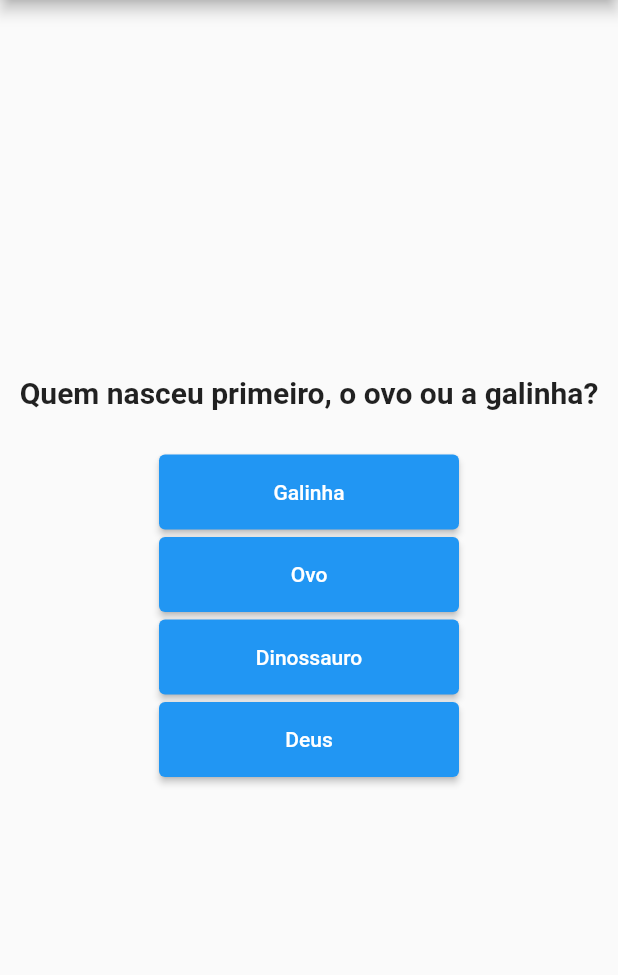
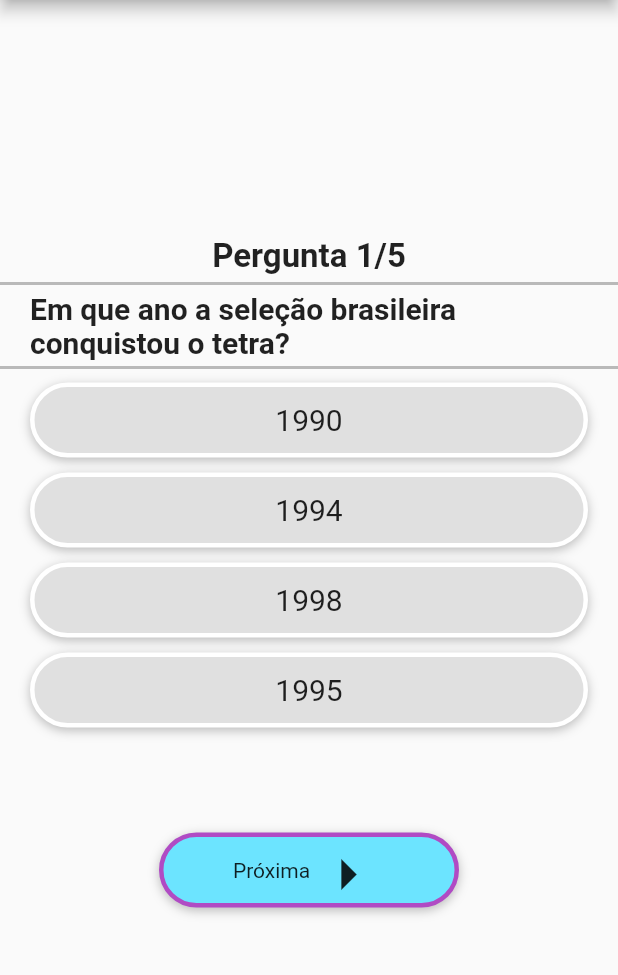
Before and after one commit to ifpr-pgua-info-tati-2022/quiz_app, a Flutter app: the screen it shows after launch, on a phone screen of 412 x 824 dp, the part 84-1059 px from its top. Run offline on Flutter 3.47's test engine with Material 2 defaults, Android fonts, the phone set to English and light mode, and no system bars.

Commit message:
código aula 2406

```diff
--- a/lib/main.dart
+++ b/lib/main.dart
@@ -1,4 +1,6 @@
 import 'package:flutter/material.dart';
+import 'questao.dart';
+import 'repositorio_questao.dart';
 
 void main() {
   runApp(MyApp());
@@ -11,7 +13,34 @@ class MyApp extends StatelessWidget {
   Widget build(BuildContext context) {
     return MaterialApp(
       title: "Quiz APP",
-      home: Scaffold(
+      home: Home(),
+    );
+  }
+}
+
+class Home extends StatefulWidget {
+  Home({Key? key}) : super(key: key);
+
+  @override
+  State<Home> createState() => _HomeState();
+}
+
+class _HomeState extends State<Home> {
+  final List<Questao> perguntas = QuestaoRepositorio().geraQuestoes(5);
+
+  int perguntaAtual = 0;
+
+  void proximaPergunta() {
+    setState(() {
+      if (perguntaAtual < perguntas.length - 1) {
+        perguntaAtual++;
+      }
+    });
+  }
+
+  @override
+  Widget build(BuildContext context) {
+    return Scaffold(
       appBar: AppBar(
         title: const Text("Quiz APP"),
       ),
@@ -20,59 +49,111 @@ class MyApp extends StatelessWidget {
           child: Column(
             mainAxisAlignment: MainAxisAlignment.center,
             children: [
-                const Text(
-                  "Quem nasceu primeiro, o ovo ou a galinha?",
-                  style: TextStyle(
+              Text(
+                "Pergunta ${perguntaAtual + 1}/${perguntas.length}",
+                style:
+                    const TextStyle(fontSize: 22, fontWeight: FontWeight.bold),
+              ),
+              const Divider(
+                height: 10,
+                thickness: 2.0,
+                color: Colors.black26,
+              ),
+              Padding(
+                padding: const EdgeInsets.symmetric(horizontal: 20),
+                child: Text(
+                  perguntas[perguntaAtual].enunciado,
+                  style: const TextStyle(
                     fontSize: 20,
                     fontWeight: FontWeight.bold,
                   ),
                 ),
-                const SizedBox(height: 30),
-                Container(
+              ),
+              Divider(
+                height: 10,
+                thickness: 2.0,
+                color: Colors.black26,
+              ),
+              ...perguntas[perguntaAtual].opcoes.map(
+                (opcao) {
+                  return GestureDetector(
+                    onTap: () {},
+                    child: Container(
+                      alignment: Alignment.center,
+                      width: double.infinity,
                       height: 50,
-                  width: 200,
-                  child: ElevatedButton(
-                    onPressed: () {
-                      print("Galinha...");
-                    },
-                    child: const Text("Galinha"),
+                      margin: const EdgeInsets.symmetric(
+                        horizontal: 20,
+                        vertical: 5,
+                      ),
+                      decoration: BoxDecoration(
+                        color: Colors.grey[300],
+                        border: Border.all(
+                          color: Colors.white,
+                          width: 3.0,
+                        ),
+                        boxShadow: const [
+                          BoxShadow(
+                            color: Colors.black26,
+                            offset: Offset(0, 2.0),
+                            blurRadius: 5,
+                          )
+                        ],
+                        borderRadius: BorderRadius.circular(100),
+                      ),
+                      child: Text(
+                        opcao,
+                        style: TextStyle(
+                          fontSize: 20,
                         ),
                       ),
-                const SizedBox(height: 5),
-                Container(
+                    ),
+                  );
+                },
+              ),
+              SizedBox(height: 60),
+              GestureDetector(
+                onTap: () {
+                  //ir para a próxima pergunta
+                  proximaPergunta();
+                  print("Clicou na próxima ${perguntaAtual}");
+                },
+                child: Container(
+                  alignment: Alignment.center,
+                  width: 200,
                   height: 50,
-                  width: 200,
-                  child: ElevatedButton(
-                    onPressed: () {
-                      print("Ovo...");
-                    },
-                    child: Text("Ovo"),
+                  margin: const EdgeInsets.symmetric(
+                    horizontal: 20,
+                    vertical: 5,
                   ),
+                  decoration: BoxDecoration(
+                    color: Color(0xFF6CE4FF),
+                    border: Border.all(
+                      color: Color(0xFFB04BC4),
+                      width: 3.0,
                     ),
-                SizedBox(height: 5),
-                Container(
-                  height: 50,
-                  width: 200,
-                  child: ElevatedButton(
-                    onPressed: () {
-                      print("Dinossauro...");
-                    },
-                    child: Text("Dinossauro"),
+                    boxShadow: const [
+                      BoxShadow(
+                        color: Colors.black26,
+                        offset: Offset(0, 2.0),
+                        blurRadius: 5,
+                      )
+                    ],
+                    borderRadius: BorderRadius.circular(100),
                   ),
-                ),
-                const SizedBox(height: 5),
-                Container(
-                  height: 50,
-                  width: 200,
-                  child: ElevatedButton(
-                    onPressed: () {
-                      print("Deus...");
-                    },
-                    child: const Text("Deus"),
-                  ),
+                  child: Row(
+                    mainAxisAlignment: MainAxisAlignment.center,
+                    children: const [
+                      Text("Próxima"),
+                      Icon(
+                        Icons.arrow_right,
+                        size: 50,
                       ),
                     ],
                   ),
+                ),
+              )
+            ],
           ),
         ),
       ),
```
Lines whose indentation alone changed are shown as unchanged.
